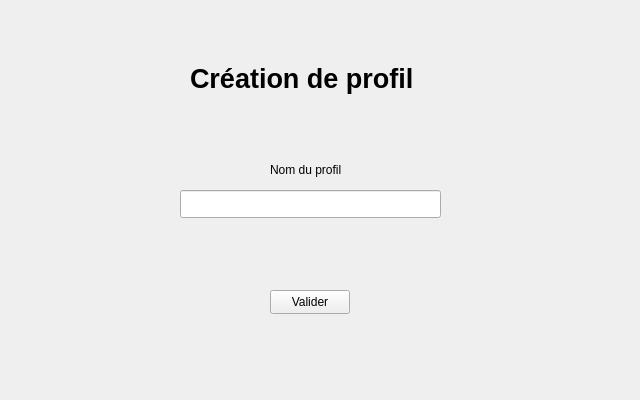
Qt form VisualiseurBDD/CreateProfile.ui (doriangilbert/VisualiseurBDDQt) before a commit.
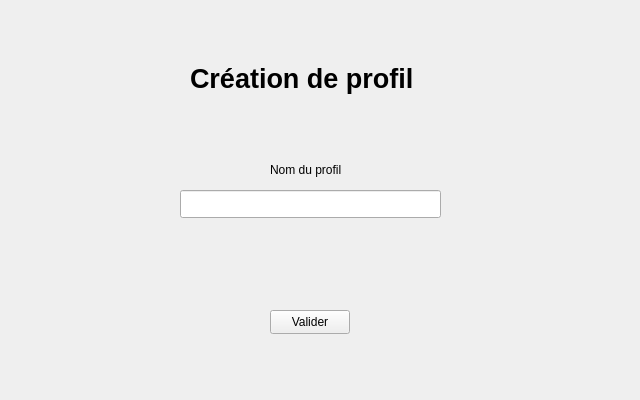
The same form after that commit.

Commit message: Implémentation de l'initialisation de la combobox de sélection de profil et tentative d'implémentation de la création de profil (non fonctionnel)

The edit to the form file:
```diff
--- a/VisualiseurBDD/CreateProfile.ui
+++ b/VisualiseurBDD/CreateProfile.ui
@@ -13,19 +13,6 @@
   <property name="windowTitle">
    <string>Form</string>
   </property>
-  <widget class="QPushButton" name="validerPushButton">
-   <property name="geometry">
-    <rect>
-     <x>270</x>
-     <y>290</y>
-     <width>80</width>
-     <height>24</height>
-    </rect>
-   </property>
-   <property name="text">
-    <string>Valider</string>
-   </property>
-  </widget>
   <widget class="QLabel" name="label">
    <property name="geometry">
     <rect>
@@ -71,6 +58,19 @@
     <enum>QLineEdit::Normal</enum>
    </property>
   </widget>
+  <widget class="QPushButton" name="validerPushButton">
+   <property name="geometry">
+    <rect>
+     <x>270</x>
+     <y>310</y>
+     <width>80</width>
+     <height>24</height>
+    </rect>
+   </property>
+   <property name="text">
+    <string>Valider</string>
+   </property>
+  </widget>
  </widget>
  <resources/>
  <connections/>
```
The commit also changes 5 other files.
